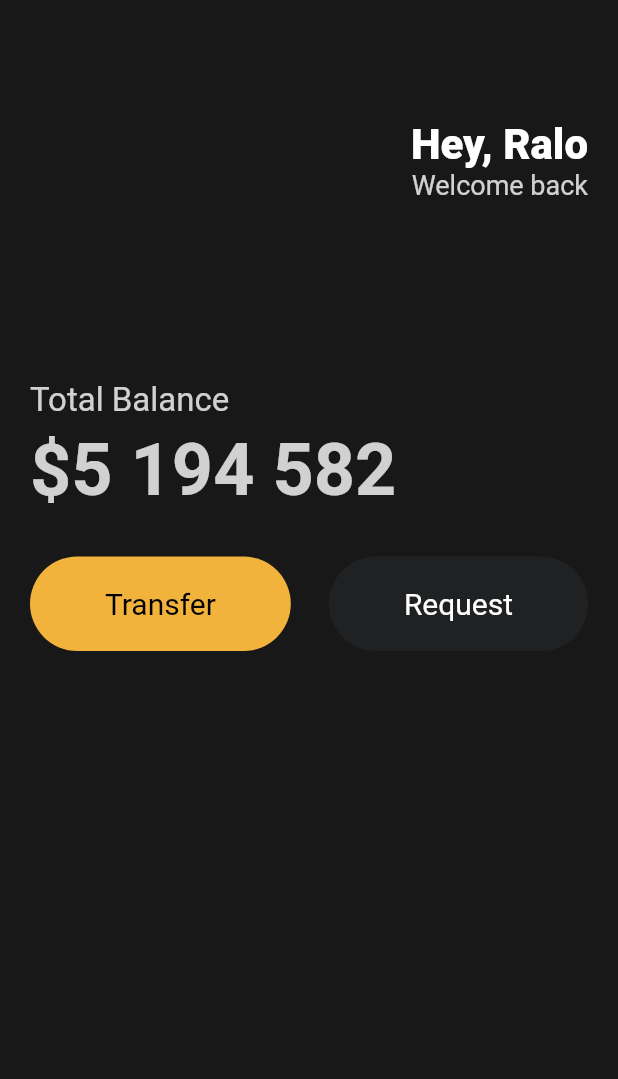
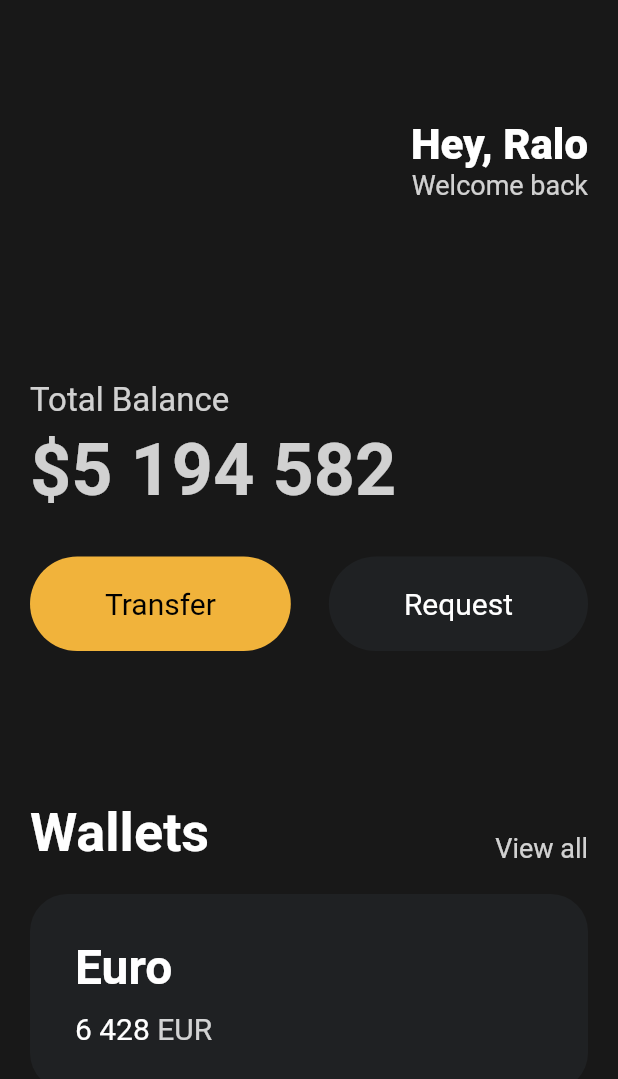
Before and after one commit to ralo-med/toonflix, a Flutter app: the screen it shows after launch, on a phone screen of 412 x 824 dp. Shown: the top 1079 px of the screen. Run offline on Flutter 3.47's test engine with Material 2 defaults, Android fonts, the phone set to English and light mode, and no system bars.

Commit message:
#3.6 Cards

```diff
--- a/lib/main.dart
+++ b/lib/main.dart
@@ -87,7 +87,81 @@ class App extends StatelessWidget {
                           textColor: Colors.white,
                         ),
                       ],
-                    )
+                    ),
+                    const SizedBox(
+                      height: 100,
+                    ),
+                    Row(
+                      mainAxisAlignment: MainAxisAlignment.spaceBetween,
+                      crossAxisAlignment: CrossAxisAlignment.end,
+                      children: [
+                        const Text(
+                          'Wallets',
+                          style: TextStyle(
+                              color: Colors.white,
+                              fontSize: 36,
+                              fontWeight: FontWeight.w600),
+                        ),
+                        Text(
+                          "View all",
+                          style: TextStyle(
+                              color: Colors.white.withOpacity(0.8),
+                              fontSize: 18),
+                        ),
+                      ],
+                    ),
+                    const SizedBox(
+                      height: 20,
+                    ),
+                    Container(
+                        decoration: BoxDecoration(
+                          color: const Color(0xFF1F2123),
+                          borderRadius: BorderRadius.circular(25),
+                        ),
+                        child: Padding(
+                          padding: const EdgeInsets.all(30),
+                          child: Row(
+                            children: [
+                              Column(
+                                crossAxisAlignment: CrossAxisAlignment.start,
+                                children: [
+                                  const Text(
+                                    'Euro',
+                                    style: TextStyle(
+                                      color: Colors.white,
+                                      fontSize: 32,
+                                      fontWeight: FontWeight.w600,
+                                    ),
+                                  ),
+                                  const SizedBox(
+                                    height: 10,
+                                  ),
+                                  Row(
+                                    children: [
+                                      const Text(
+                                        '6 428',
+                                        style: TextStyle(
+                                          color: Colors.white,
+                                          fontSize: 20,
+                                        ),
+                                      ),
+                                      const SizedBox(
+                                        width: 5,
+                                      ),
+                                      Text(
+                                        'EUR',
+                                        style: TextStyle(
+                                          color: Colors.white.withOpacity(0.8),
+                                          fontSize: 20,
+                                        ),
+                                      ),
+                                    ],
+                                  )
+                                ],
+                              ),
+                            ],
+                          ),
+                        )),
                   ],
                 ))));
   }
```
